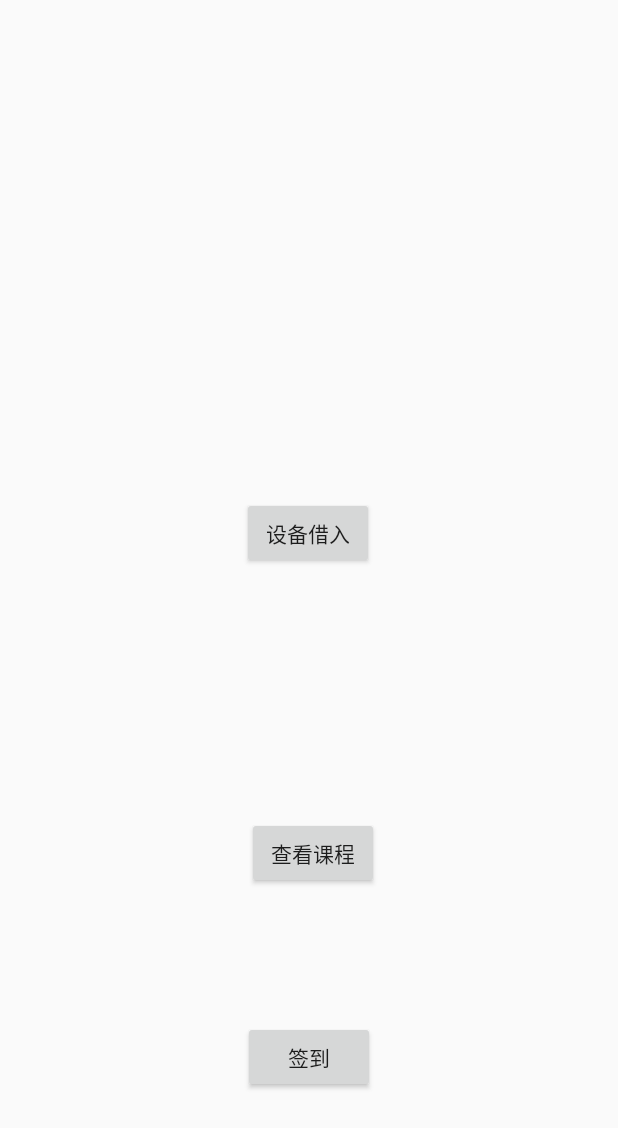
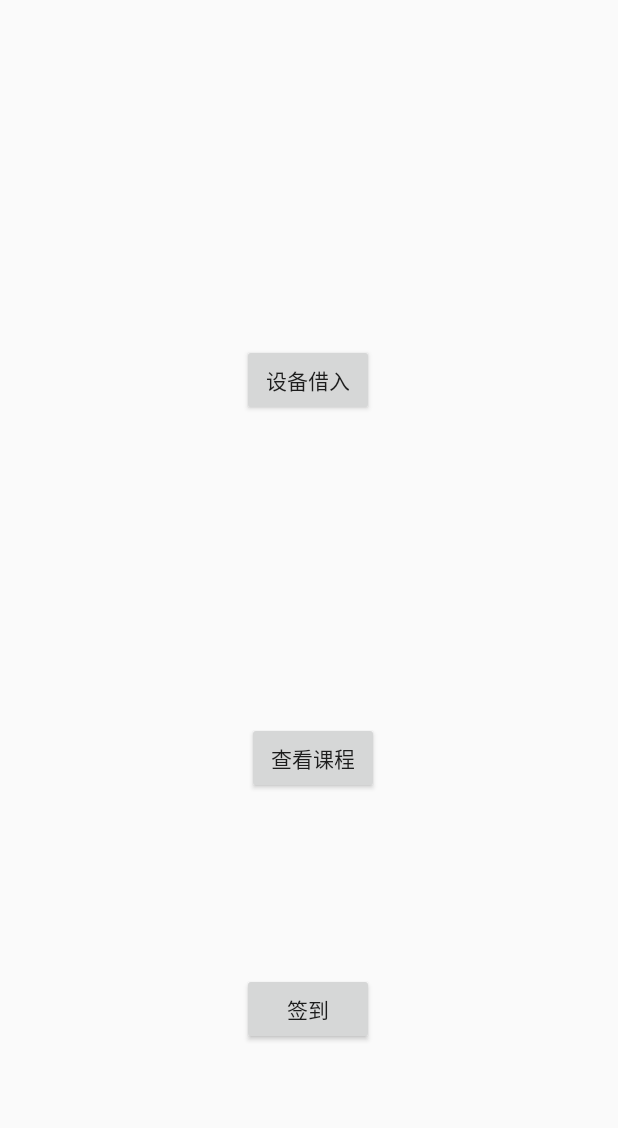
Before and after one commit to ChocoCLv/LIMS_CLIENT, an Android app: the layout activity_student_main.xml on its own in the app's theme, with its tools: preview values and no code run, on a phone screen of 412 x 824 dp. Shown: the top 1128 px of the screen. Run offline under Robolectric (Android 15) with nearby library versions, the phone set to English and light mode, and no system bars; network calls fail.

```diff
--- a/app/build.gradle
+++ b/app/build.gradle
@@ -24,13 +24,13 @@ dependencies {
     androidTestCompile('com.android.support.test.espresso:espresso-core:2.2.2', {
         exclude group: 'com.android.support', module: 'support-annotations'
     })
-
     compile 'com.android.support:appcompat-v7:25.1.1'
     compile 'com.android.support.constraint:constraint-layout:1.0.2'
     compile 'com.journeyapps:zxing-android-embedded:3.5.0'
     compile 'com.google.zxing:core:3.2.1'
     compile 'com.android.support:design:25.2.0'
     testCompile 'junit:junit:4.12'
+    compile files('libs/Sunflower.jar')
 }
 
 repositories {
--- a/app/src/main/java/com/choco/limsclient/Activities/LoginActivity.java
+++ b/app/src/main/java/com/choco/limsclient/Activities/LoginActivity.java
@@ -125,8 +125,8 @@ public class LoginActivity extends AppCompatActivity {
         edtTxtPwd = (EditText) findViewById(R.id.edtText_pwd);
         btnLogin = (Button) findViewById(R.id.btn_login);
 
-        edtTxtUsername.setText("2013010918015");
-        edtTxtPwd.setText("8682502101");
+        edtTxtUsername.setText("2015");
+        edtTxtPwd.setText("2015");
     }
 
     public boolean checkPermissions() {
--- a/app/src/main/java/com/choco/limsclient/Activities/Student/CheckProjectInfoActivity.java
+++ b/app/src/main/java/com/choco/limsclient/Activities/Student/CheckProjectInfoActivity.java
@@ -11,7 +11,7 @@ import com.choco.limsclient.CommModule.CommThread;
 import com.choco.limsclient.R;
 import com.choco.limsclient.Util.Global;
 import com.choco.limsclient.Util.ProjectInfo;
-import com.choco.limsclient.Util.StudentProjectInfoListAdapter;
+import com.choco.limsclient.Adapter.StudentProjectInfoListAdapter;
 
 import org.json.JSONException;
 import org.json.JSONObject;
--- a/app/src/main/java/com/choco/limsclient/Util/StudentProjectInfoListAdapter.java
+++ b/app/src/main/java/com/choco/limsclient/Adapter/StudentProjectInfoListAdapter.java
@@ -1,4 +1,4 @@
-package com.choco.limsclient.Util;
+package com.choco.limsclient.Adapter;
 
 import android.content.Context;
 import android.view.LayoutInflater;
@@ -6,6 +6,8 @@ import android.view.View;
 import android.view.ViewGroup;
 import android.widget.BaseAdapter;
 import android.widget.TextView;
+
+import com.choco.limsclient.Util.ProjectInfo;
 
 import java.util.List;
 
--- a/app/src/main/res/layout/activity_student_borrow_device.xml
+++ b/app/src/main/res/layout/activity_student_borrow_device.xml
@@ -26,6 +26,7 @@
         android:layout_marginLeft="8dp"
         android:layout_marginRight="8dp"
         android:layout_marginTop="45dp"
+        android:padding="20dp"
         android:text="设备信息"
         android:textSize="18sp"
         app:layout_constraintLeft_toLeftOf="parent"
--- a/app/src/main/res/layout/activity_student_main.xml
+++ b/app/src/main/res/layout/activity_student_main.xml
@@ -23,7 +23,7 @@
         app:layout_constraintTop_toTopOf="parent"
         android:layout_marginTop="8dp"
         app:layout_constraintHorizontal_bias="0.498"
-        app:layout_constraintVertical_bias="0.673" />
+        app:layout_constraintVertical_bias="0.53" />
 
     <Button
         android:id="@+id/btn_checkProjectInfo"
@@ -31,8 +31,8 @@
         android:layout_height="wrap_content"
         android:layout_marginEnd="1dp"
         android:text="查看课程"
-        android:layout_marginBottom="88dp"
-        app:layout_constraintBottom_toTopOf="@+id/button"
+        android:layout_marginBottom="119dp"
+        app:layout_constraintBottom_toTopOf="@+id/btn_signIn"
         android:layout_marginRight="8dp"
         app:layout_constraintRight_toRightOf="parent"
         android:layout_marginLeft="8dp"
@@ -40,15 +40,16 @@
         app:layout_constraintHorizontal_bias="0.498" />
 
     <Button
-        android:id="@+id/button"
+        android:id="@+id/btn_signIn"
         android:layout_width="wrap_content"
         android:layout_height="wrap_content"
         android:text="签到"
         app:layout_constraintBottom_toBottomOf="parent"
-        android:layout_marginBottom="95dp"
+        android:layout_marginBottom="127dp"
         android:layout_marginLeft="8dp"
         app:layout_constraintLeft_toLeftOf="parent"
         android:layout_marginRight="8dp"
-        app:layout_constraintRight_toRightOf="parent" />
+        app:layout_constraintRight_toRightOf="parent"
+        app:layout_constraintHorizontal_bias="0.498" />
 
 </android.support.constraint.ConstraintLayout>
```
Also changed, not shown: app/src/main/java/com/choco/limsclient/Activities/LabAdmin/AddDeviceActivity.java (+11 -5 lines), app/src/main/java/com/choco/limsclient/Activities/QRCode/GenQRCodeActivity.java (+2 -11 lines), app/src/main/java/com/choco/limsclient/Activities/Teacher/PublishProjectActivity.java (+8 -7 lines), app/src/main/java/com/choco/limsclient/Util/StringParseHelper.java (+18 -0 lines), app/src/main/res/layout/item_student_experiment_info.xml (+18 -22 lines).
